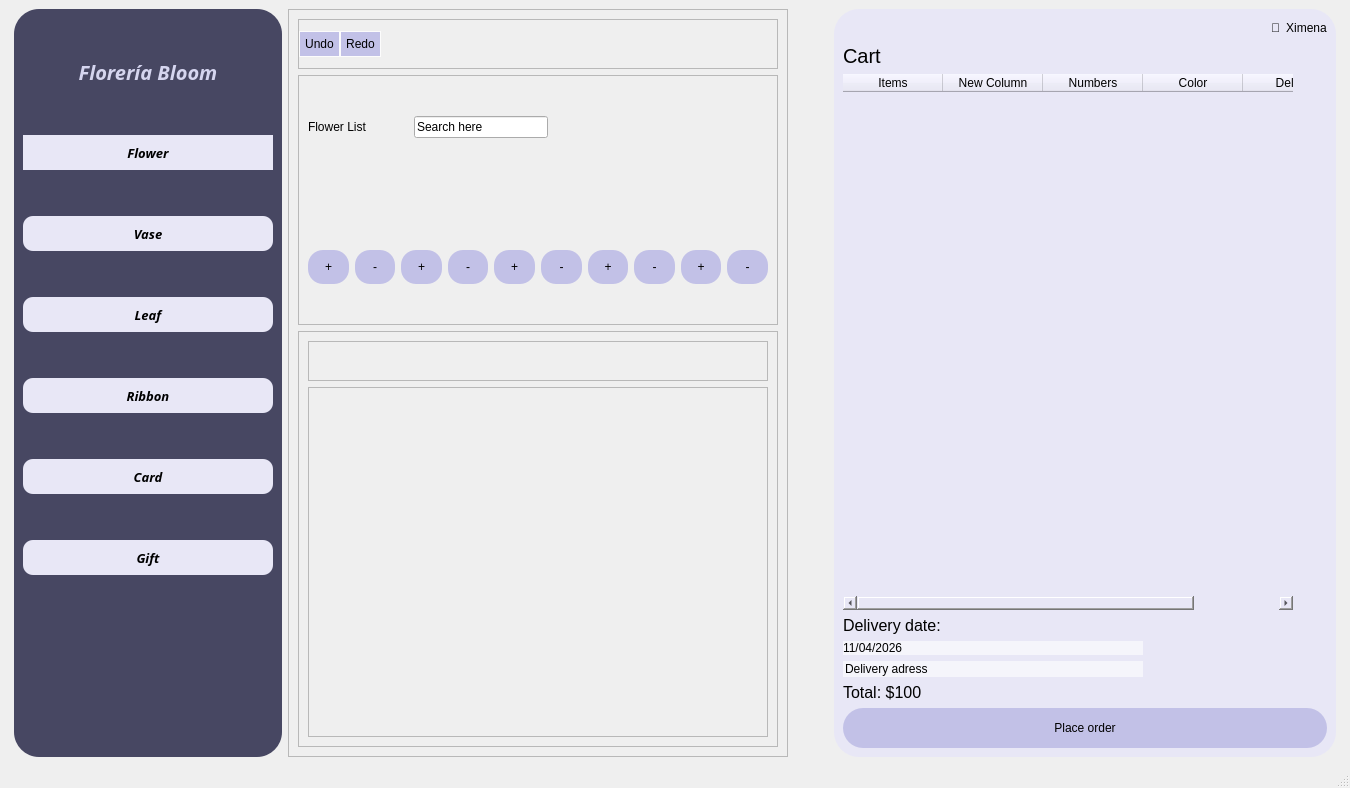
First picture: the form in views/floreria_maiin.ui, repository ximenaaloya/Floreria, before the edit.
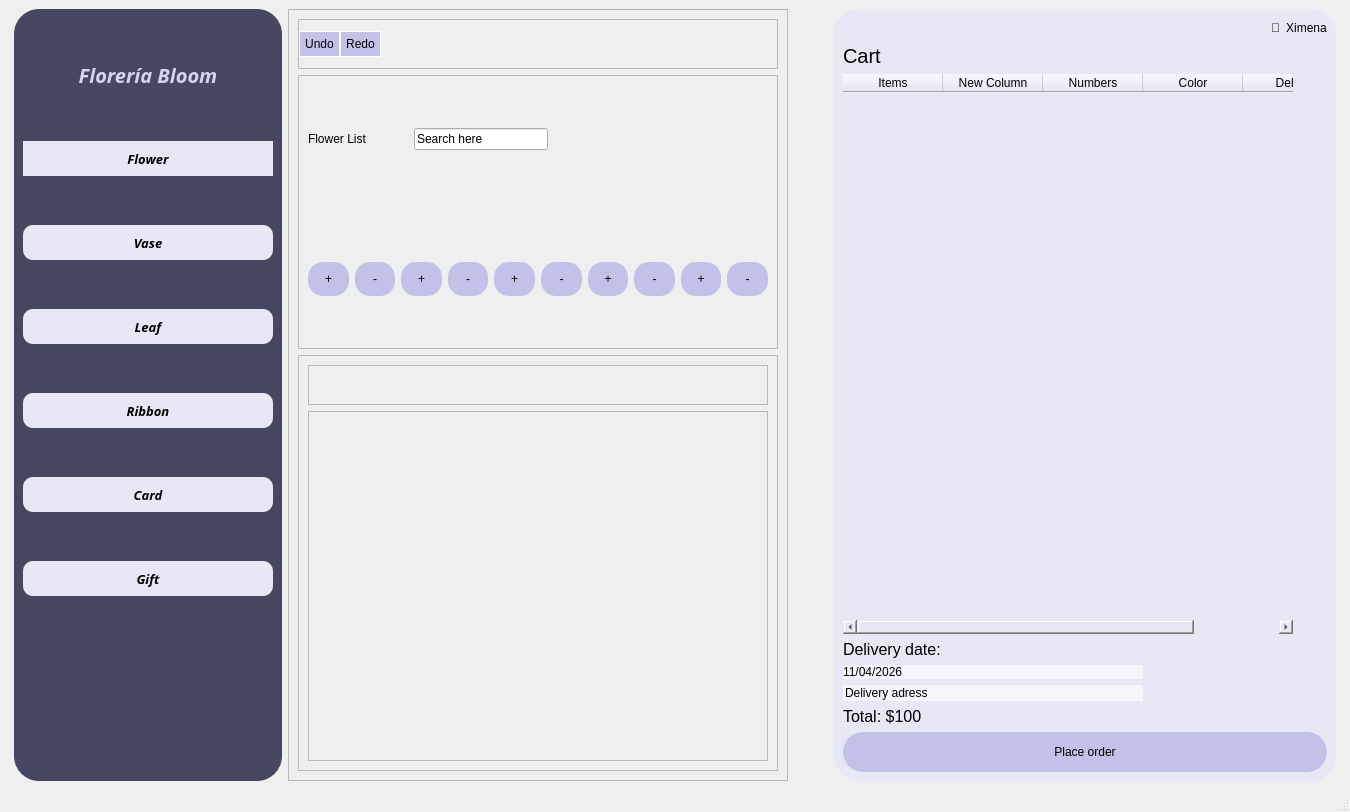
Second picture: the form after the edit. Icons and pictures are not drawn.

The edit to the form file:
```diff
--- a/views/floreria_maiin.ui
+++ b/views/floreria_maiin.ui
@@ -7,7 +7,7 @@
     <x>0</x>
     <y>0</y>
     <width>1350</width>
-    <height>788</height>
+    <height>812</height>
    </rect>
   </property>
   <property name="windowTitle">
```
